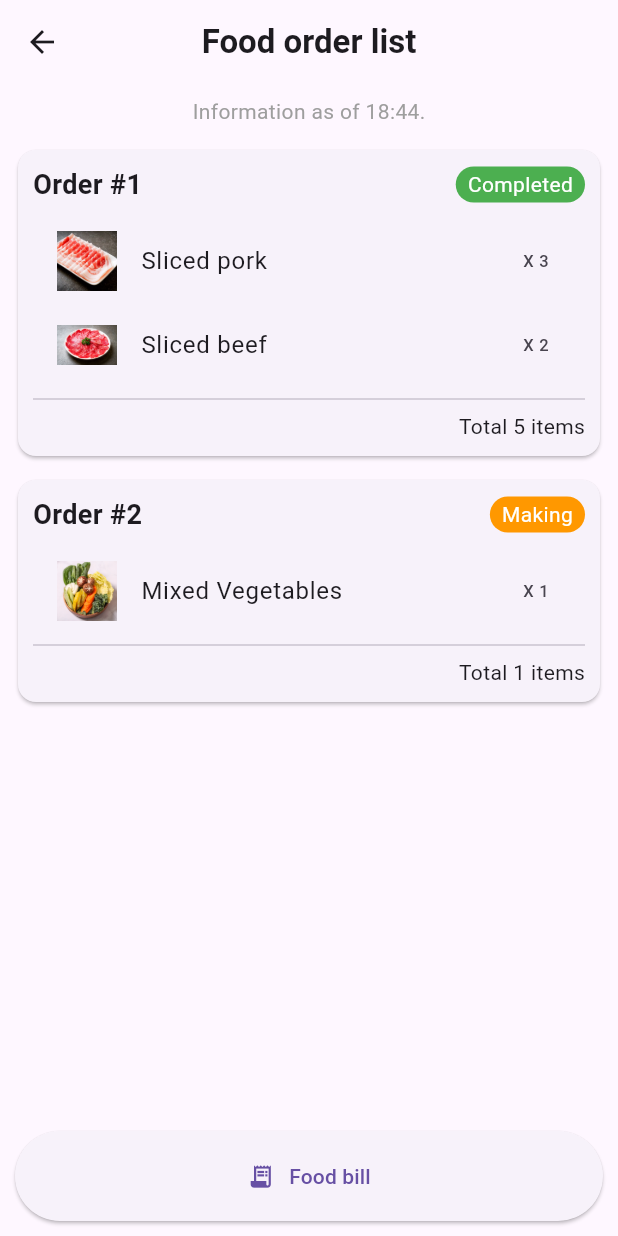
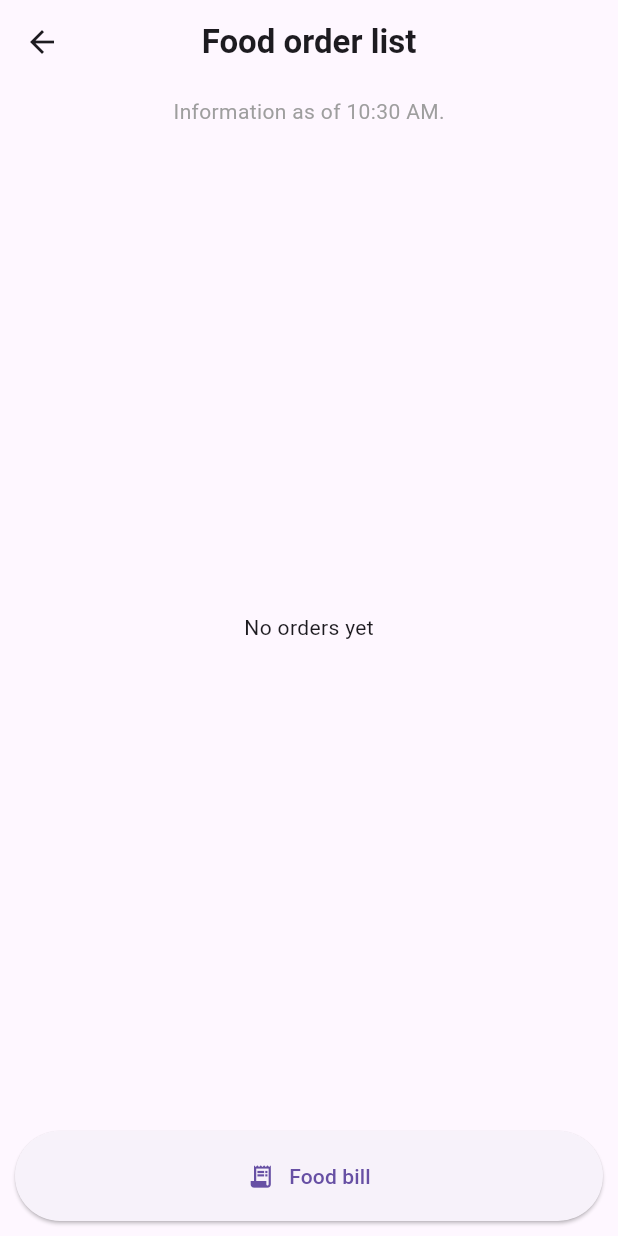
Before and after one commit to Tonnamsuppasri/flutter_shabuapp, a Flutter app: the OrderListPage screen opened directly, on a phone screen of 412 x 824 dp. Run offline on Flutter 3.47's test engine with Material 3 defaults, Android fonts, the phone set to English and light mode, and no system bars; our stand-ins replace qr_flutter.

Commit message:
Last commit

```diff
--- /dev/null
+++ b/devtools_options.yaml
@@ -0,0 +1,3 @@
+description: This file stores settings for Dart & Flutter DevTools.
+documentation: https://docs.flutter.dev/tools/devtools/extensions#configure-extension-enablement-states
+extensions:
--- a/lib/order_list_page.dart
+++ b/lib/order_list_page.dart
@@ -1,10 +1,16 @@
 import 'package:flutter/material.dart';
+import 'package:provider/provider.dart';
+import 'cart_provider.dart';
 
 class OrderListPage extends StatelessWidget {
     const OrderListPage({super.key});
 
     @override
     Widget build(BuildContext context) {
+        final cartProvider = Provider.of<CartProvider>(context);
+        final List<Map<String, dynamic>> orders =
+            List<Map<String, dynamic>>.from(cartProvider.orders.whereType<Map<String, dynamic>>());
+
         return Scaffold(
             appBar: AppBar(
                 title: const Text(
@@ -21,49 +27,41 @@ class OrderListPage extends StatelessWidget {
             ),
             body: Column(
                 children: [
-          const Padding(
-            padding: EdgeInsets.symmetric(vertical: 8),
+                    Padding(
+                        padding: const EdgeInsets.symmetric(vertical: 8),
                         child: Align(
                             alignment: Alignment.center,
                             child: Text(
-                'Information as of 18:44.',
-                style: TextStyle(fontSize: 14, color: Colors.grey),
+                                'Information as of ${TimeOfDay.now().format(context)}.',
+                                style: const TextStyle(fontSize: 14, color: Colors.grey),
                             ),
                         ),
                     ),
                     Expanded(
-            child: ListView(
-              children: [
-                _buildOrderCard(
-                  orderNumber: 1,
-                  status: 'Completed',
-                  statusColor: Colors.green,
-                  items: [
-                    {
-                      'name': 'Sliced pork',
-                      'quantity': 3,
-                      'image': 'assets/images/pork.jpg',
+                        child: orders.isEmpty
+                            ? const Center(child: Text("No orders yet"))
+                            : ListView.builder(
+                                itemCount: orders.length,
+                                itemBuilder: (context, index) {
+                                    final order = orders[index];
+                                    final List<Map<String, dynamic>>? items =
+                                        (order['items'] is List)
+                                            ? List<Map<String, dynamic>>.from(order['items'].whereType<Map<String, dynamic>>())
+                                            : null;
+                                    final status = 'Making';
+                                    final statusColor = Colors.orange;
+
+                                    if (items != null) {
+                                        return _buildOrderCard(
+                                            orderNumber: index + 1,
+                                            status: status,
+                                            statusColor: statusColor,
+                                            items: items,
+                                        );
+                                    } else {
+                                        return const ListTile(title: Text('Invalid order data'));
+                                    }
                                 },
-                    {
-                      'name': 'Sliced beef',
-                      'quantity': 2,
-                      'image': 'assets/images/beef.jpg',
-                    },
-                  ],
-                ),
-                _buildOrderCard(
-                  orderNumber: 2,
-                  status: 'Making',
-                  statusColor: Colors.orange,
-                  items: [
-                    {
-                      'name': 'Mixed Vegetables',
-                      'quantity': 1,
-                      'image': 'assets/images/vegetables.jpg',
-                    },
-                  ],
-                ),
-              ],
                             ),
                     ),
                     Padding(
@@ -75,7 +73,7 @@ class OrderListPage extends StatelessWidget {
                                     vertical: 20,
                                     horizontal: 60,
                                 ),
-                minimumSize: Size(double.infinity, 60),
+                                minimumSize: const Size(double.infinity, 60),
                             ),
                             child: const Row(
                                 mainAxisSize: MainAxisSize.min,
@@ -133,8 +131,7 @@ class OrderListPage extends StatelessWidget {
                         ),
                         const SizedBox(height: 10),
                         Column(
-              children:
-                  items.map((item) {
+                            children: items.map((item) {
                                 return ListTile(
                                     leading: Image.asset(
                                         item['image'],
```
Also changed, not shown: lib/cart_provider.dart (added, +53 -0 lines), lib/main.dart (+16 -3 lines), lib/order_cart_page.dart (+20 -48 lines), lib/order_page.dart (+36 -38 lines), pubspec.yaml (+7 -8 lines), assets/images/bill.png (added), assets/images/engflag.jpg (renamed from assets/images/engflag.png), assets/images/logo.jpg (renamed from assets/images/logo.png), pubspec.lock, 2 other files. Lines whose indentation alone changed are shown as unchanged.
